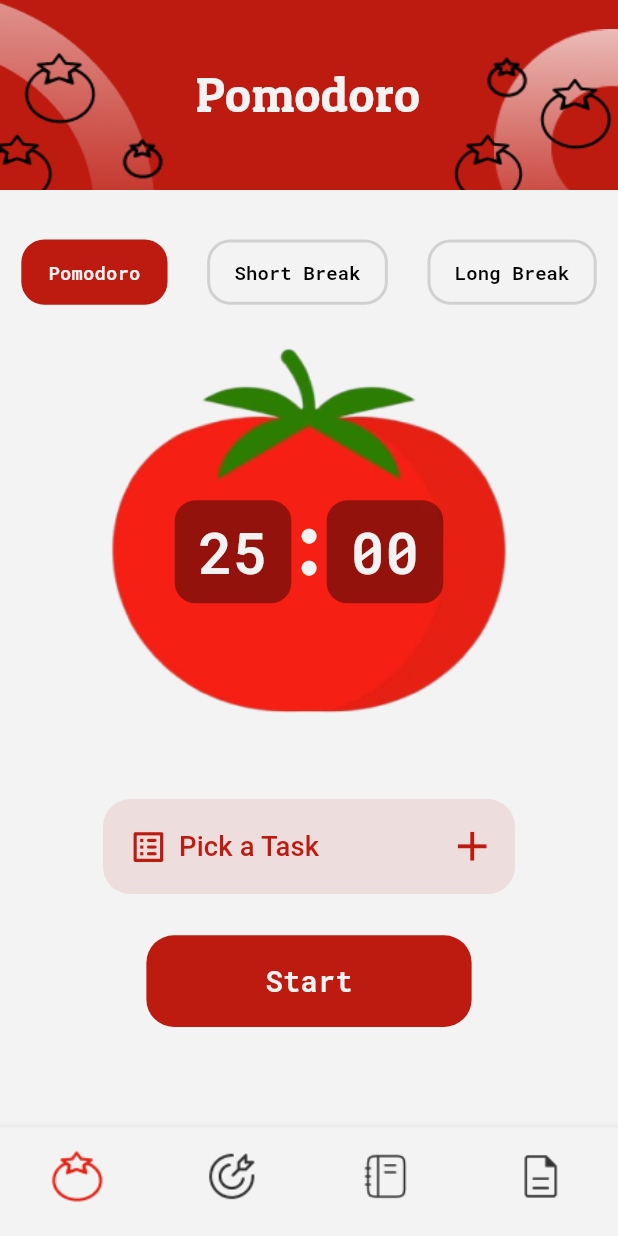
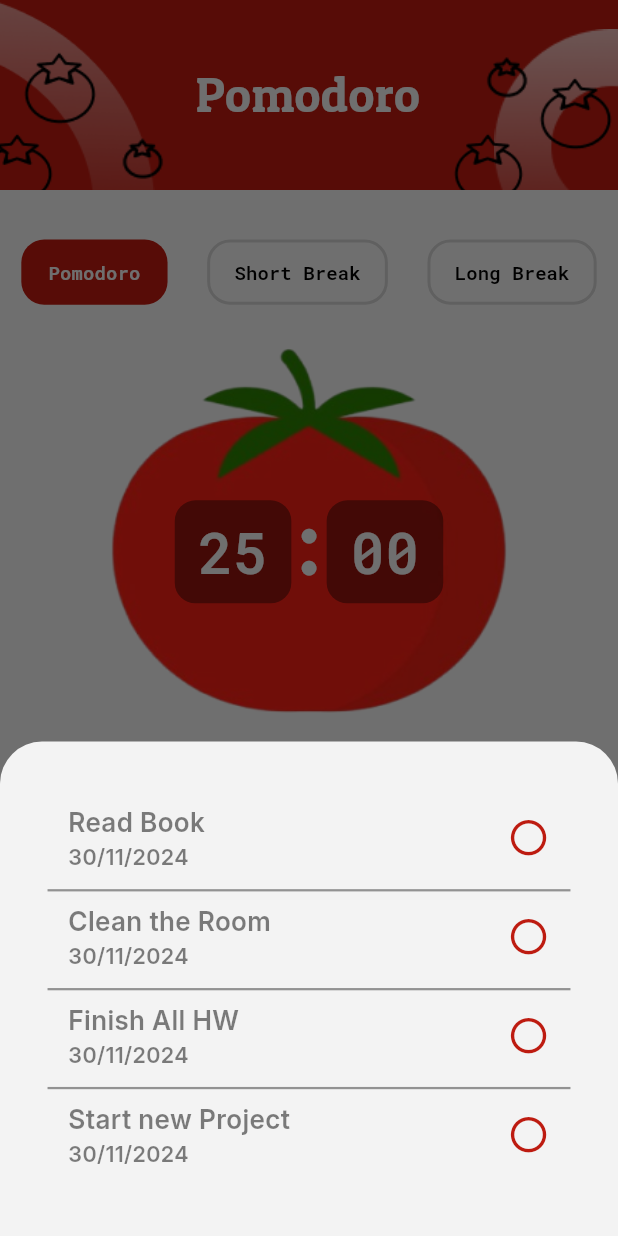
Before and after one commit to Abdusalom-mobile-developer/pomodoro, a Flutter app: the screen it shows after launch, after a tap on "Pick a Task", on a phone screen of 412 x 824 dp. Run offline on Flutter 3.47's test engine with Material 3 defaults, Android fonts, the phone set to English and light mode, and no system bars; our stand-ins replace go_router; missing offline and left inert: back_button_interceptor.

Commit message:
Added Modal Bottom Sheet to the Home Screen and now it is possible to see unfinished tasks.

```diff
--- /dev/null
+++ b/lib/customs/modal_bottom_sheet.dart
@@ -0,0 +1,43 @@
+import 'package:flutter/material.dart';
+import 'package:pomodoro/customs/custom_completed_task_maker.dart';
+import 'package:pomodoro/customs/custom_size.dart';
+import 'package:pomodoro/providers/to_do_tasks.dart';
+import 'package:pomodoro/utils/colors.dart';
+import 'package:provider/provider.dart';
+
+class MyBottomSheet {
+  static void showCustomBottomSheet(BuildContext context) {
+    showModalBottomSheet(
+      backgroundColor: UtilsColors.bg,
+      context: context,
+      isScrollControlled: true,
+      builder: (context) => DraggableScrollableSheet(
+        expand: false,
+        initialChildSize: 0.4,
+        maxChildSize: 1,
+        minChildSize: 0.2,
+        builder: (context, scrollController) => Consumer<ToDoTasks>(
+          builder: (context, provider, child) => Padding(
+            padding:
+                EdgeInsets.symmetric(vertical: CustomSize.height(context, 20)),
+            child: ListView.builder(
+              controller: scrollController,
+              itemCount: provider.tasks.length,
+              itemBuilder: (context, index) => Padding(
+                padding: EdgeInsets.symmetric(
+                  horizontal: CustomSize.width(context, 13),
+                ),
+                child: CustomCompletedTaskMaker(
+                  provider.tasks[index].task,
+                  index == provider.tasks.length - 1,
+                  provider.tasks[index].time,
+                  false,
+                ),
+              ),
+            ),
+          ),
+        ),
+      ),
+    );
+  }
+}
--- a/lib/screens/home.dart
+++ b/lib/screens/home.dart
@@ -5,6 +5,7 @@ import 'package:pomodoro/customs/custom_size.dart';
 import 'package:pomodoro/customs/custom_text.dart';
 import 'package:pomodoro/customs/custom_timer_s_q.dart';
 import 'package:pomodoro/customs/height.dart';
+import 'package:pomodoro/customs/modal_bottom_sheet.dart';
 import 'package:pomodoro/providers/home_screen_all.dart';
 import 'package:pomodoro/providers/time_picking.dart';
 import 'package:pomodoro/utils/colors.dart';
@@ -354,7 +355,9 @@ class _HomeScreenState extends State<HomeScreen> {
                     borderRadius:
                         BorderRadius.circular(CustomSize.height(context, 45))),
                 child: TextButton(
-                    onPressed: () {},
+                    onPressed: () {
+                      MyBottomSheet.showCustomBottomSheet(context);
+                    },
                     child: Row(
                       mainAxisAlignment: MainAxisAlignment.spaceBetween,
                       children: [
```
